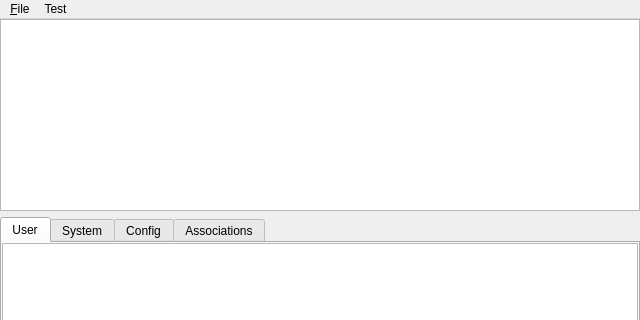
First picture: the form in simpleclient/mainwindow.ui, repository OpenZWave/qt-openzwave, before the edit; both pictures show x 0 to 640 and y 0 to 320 of the 640 by 480 pixel window.
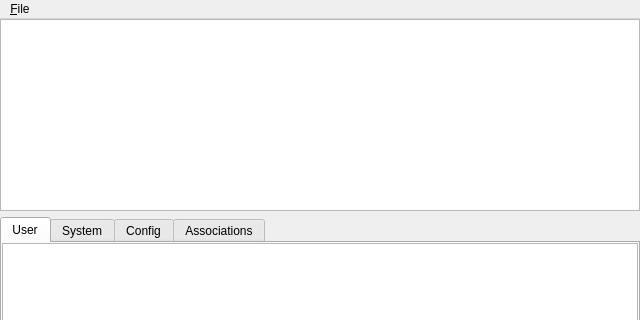
Second picture: the form after the edit. Icons and pictures are not drawn.

Diff of the .ui file:
```diff
--- a/simpleclient/mainwindow.ui
+++ b/simpleclient/mainwindow.ui
@@ -152,16 +152,8 @@
     </property>
     <addaction name="separator"/>
     <addaction name="actionE_xit"/>
-    <addaction name="actionlahlah"/>
-   </widget>
-   <widget class="QMenu" name="menuTest">
-    <property name="title">
-     <string>Test</string>
-    </property>
-    <addaction name="actionTest_This"/>
    </widget>
    <addaction name="menu_File"/>
-   <addaction name="menuTest"/>
   </widget>
   <widget class="QStatusBar" name="statusbar"/>
   <action name="actionE_xit">
```
Left out of the diff: 10 changed lines with no effect on the pictures.
